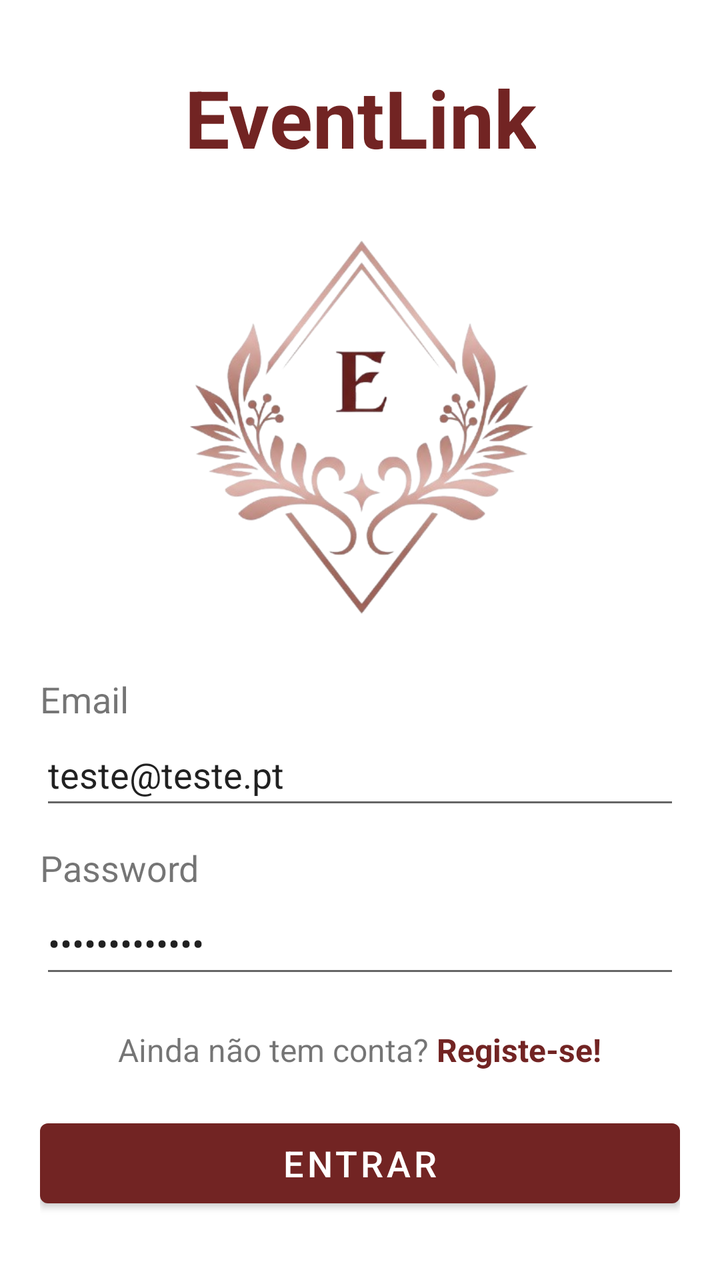
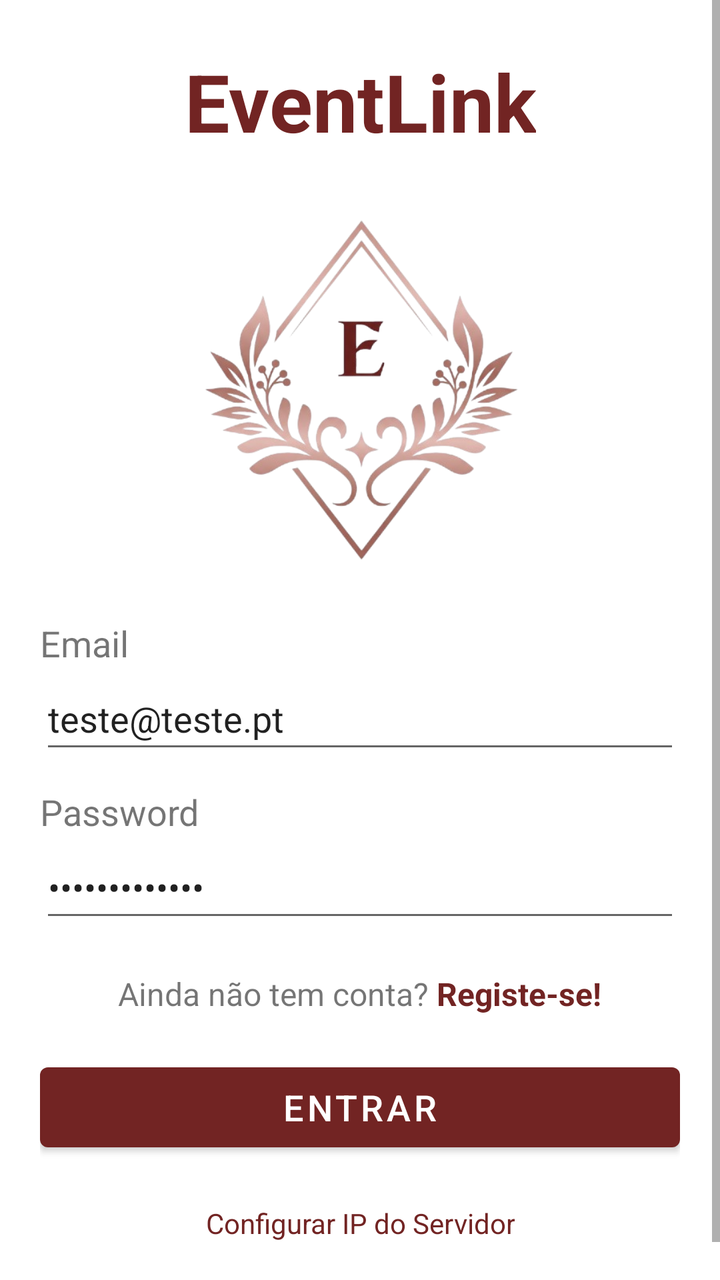

Two renders of the same Android screen: before a commit and after it. Below are the layout's source before the change and the commit's diff.
<!-- AndroidManifest.xml: activity theme Theme.EventLink.WithActionBar -->
<!-- res/layout/activity_login.xml -->
<?xml version="1.0" encoding="utf-8"?>
<ScrollView xmlns:android="http://schemas.android.com/apk/res/android"
    xmlns:app="http://schemas.android.com/apk/res-auto"
    xmlns:tools="http://schemas.android.com/tools"
    android:id="@+id/main"
    android:layout_width="match_parent"
    android:layout_height="match_parent"
    android:fillViewport="true"
    android:fitsSystemWindows="true"
    tools:context="com.example.eventlink.LoginActivity">

    <LinearLayout
        android:layout_width="match_parent"
        android:layout_height="wrap_content"
        android:gravity="center"
        android:orientation="vertical"
        android:paddingHorizontal="20dp"
        android:paddingVertical="24dp">

        <TextView
            android:id="@+id/tv_eventlink"
            android:layout_width="wrap_content"
            android:layout_height="wrap_content"
            android:fontFamily="sans-serif"
            android:text="@string/txt_eventlink"
            android:textAlignment="center"
            android:textColor="@color/color_eventlink"
            android:textSize="40sp"
            android:textStyle="bold" />

        <ImageView
            android:id="@+id/img_eventlink"
            android:layout_width="220dp"
            android:layout_height="220dp"
            android:layout_marginTop="12dp"
            android:layout_marginBottom="20dp"
            android:scaleType="fitCenter"
            app:srcCompat="@drawable/eventlink" />

        <TextView
            android:id="@+id/tv_email"
            android:layout_width="match_parent"
            android:layout_height="wrap_content"
            android:text="@string/txt_email"
            android:textSize="18sp" />

        <EditText
            android:id="@+id/etEmail"
            android:layout_width="match_parent"
            android:layout_height="wrap_content"
            android:minHeight="48dp"
            android:ems="10"
            android:inputType="textEmailAddress"
            android:text="teste@teste.pt"/>

        <TextView
            android:id="@+id/tv_password"
            android:layout_width="match_parent"
            android:layout_height="wrap_content"
            android:layout_marginTop="12dp"
            android:text="@string/txt_password"
            android:textSize="18sp" />

        <EditText
            android:id="@+id/etPassword"
            android:layout_width="match_parent"
            android:layout_height="wrap_content"
            android:minHeight="48dp"
            android:ems="10"
            android:inputType="textPassword"
            android:text="1233535123511"/>

        <LinearLayout
            android:layout_width="match_parent"
            android:layout_height="wrap_content"
            android:layout_marginTop="20dp"
            android:gravity="center"
            android:orientation="horizontal">

            <TextView
                android:id="@+id/tv_semconta"
                android:layout_width="wrap_content"
                android:layout_height="wrap_content"
                android:text="@string/txt_ainda_nao_tem_conta_login"
                android:textSize="16sp" />

            <TextView
                android:id="@+id/tv_registe_login"
                android:layout_width="wrap_content"
                android:layout_height="wrap_content"
                android:layout_marginStart="4dp"
                android:clickable="true"
                android:focusable="true"
                android:onClick="onClickRegister"
                android:text="@string/txt_registe_login"
                android:textColor="@color/color_eventlink"
                android:textSize="16sp"
                android:textStyle="bold" />

        </LinearLayout>

        <Button
            android:id="@+id/button"
            android:layout_width="match_parent"
            android:layout_height="wrap_content"
            android:layout_marginTop="20dp"
            android:minHeight="52dp"
            android:onClick="onClickLogin"
            android:text="@string/btn_entrar_login"
            android:textColor="@color/white"
            android:textSize="18sp"
            app:backgroundTint="@color/color_eventlink" />

    </LinearLayout>
</ScrollView>
<!-- resources referenced by this layout -->
<resources>
  <color name="color_eventlink">#722423</color>
  <color name="white">#FFFFFFFF</color>
  <!-- drawable eventlink: jpg bitmap (drawable, 119129 bytes) -->
  <string name="btn_entrar_login">Entrar</string>
  <string name="txt_ainda_nao_tem_conta_login">Ainda não tem conta?</string>
  <string name="txt_email">Email</string>
  <string name="txt_eventlink">EventLink</string>
  <string name="txt_password">Password</string>
  <string name="txt_registe_login">Registe-se!</string>
  <style name="Theme.EventLink.WithActionBar" parent="Theme.MaterialComponents.DayNight.DarkActionBar">
          <item name="colorPrimary">@color/color_eventlink</item>
      </style>
</resources>

<!-- the commit's change to res/layout/activity_login.xml (unified diff, before → after) -->
@@ -30,8 +30,8 @@
 
         <ImageView
             android:id="@+id/img_eventlink"
-            android:layout_width="220dp"
-            android:layout_height="220dp"
+            android:layout_width="200dp"
+            android:layout_height="200dp"
             android:layout_marginTop="12dp"
             android:layout_marginBottom="20dp"
             android:scaleType="fitCenter"
@@ -48,10 +48,10 @@
             android:id="@+id/etEmail"
             android:layout_width="match_parent"
             android:layout_height="wrap_content"
-            android:minHeight="48dp"
             android:ems="10"
             android:inputType="textEmailAddress"
-            android:text="teste@teste.pt"/>
+            android:minHeight="48dp"
+            android:text="teste@teste.pt" />
 
         <TextView
             android:id="@+id/tv_password"
@@ -65,10 +65,10 @@
             android:id="@+id/etPassword"
             android:layout_width="match_parent"
             android:layout_height="wrap_content"
-            android:minHeight="48dp"
             android:ems="10"
             android:inputType="textPassword"
-            android:text="1233535123511"/>
+            android:minHeight="48dp"
+            android:text="1233535123511" />
 
         <LinearLayout
             android:layout_width="match_parent"
@@ -111,5 +111,17 @@
             android:textSize="18sp"
             app:backgroundTint="@color/color_eventlink" />
 
+        <com.google.android.material.button.MaterialButton
+            android:id="@+id/btnConfigurarIp"
+            style="@style/Widget.Material3.Button.TextButton"
+            android:layout_width="wrap_content"
+            android:layout_height="wrap_content"
+            android:layout_marginTop="8dp"
+            android:onClick="onClickConfigurarIp"
+            android:text="@string/Ip_servidor_config"
+            android:textColor="@color/color_eventlink"
+            android:textSize="14sp"
+            app:iconTint="@color/color_eventlink" />
+
     </LinearLayout>
 </ScrollView>
<!-- resource entries referenced after the edit -->
@@ -3,6 +3,7 @@
   <color name="color_eventlink">#722423</color>
   <color name="white">#FFFFFFFF</color>
   <!-- drawable eventlink: jpg bitmap (drawable, 119129 bytes) -->
+  <string name="Ip_servidor_config">Configurar IP do Servidor</string>
   <string name="btn_entrar_login">Entrar</string>
   <string name="txt_ainda_nao_tem_conta_login">Ainda não tem conta?</string>
   <string name="txt_email">Email</string>
